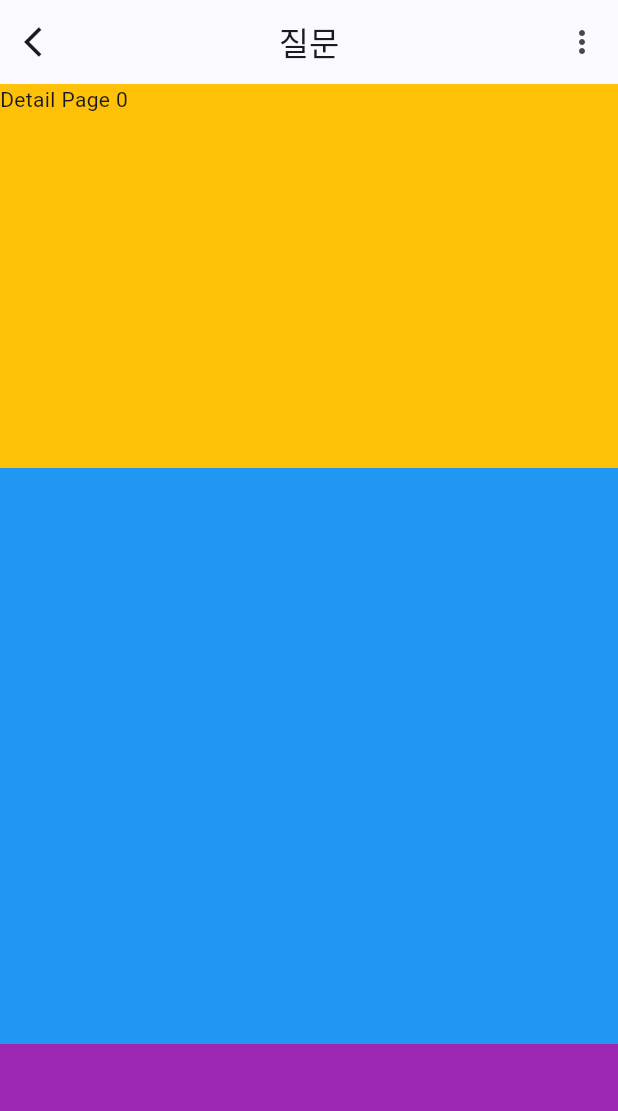
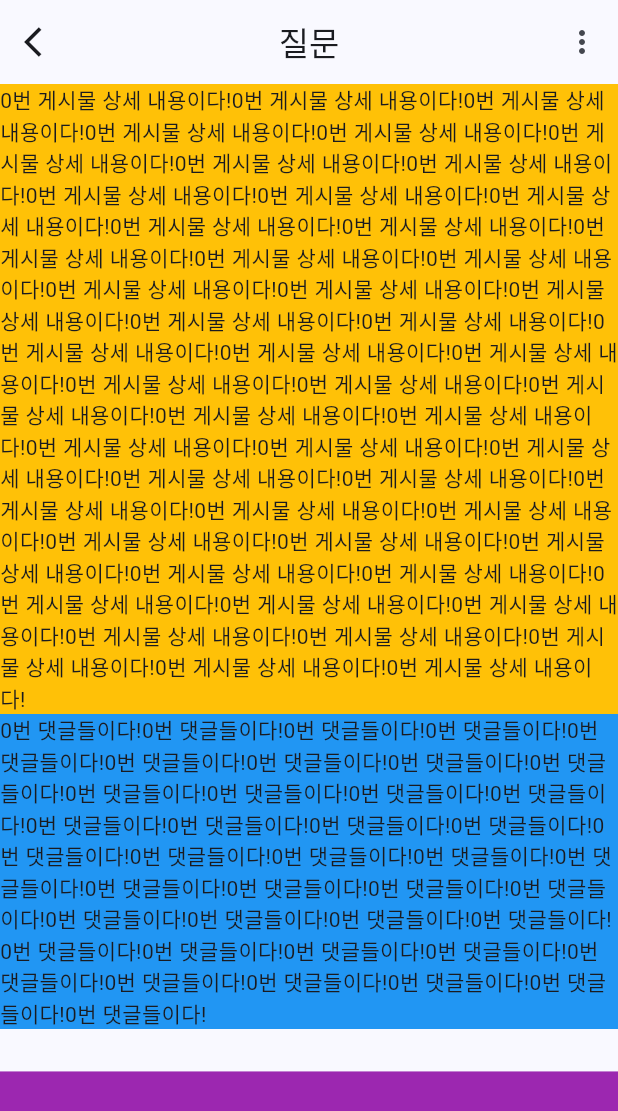
Before and after one commit to UniBond-jijijin/UniBond-flutter, a Flutter app: the screen it shows after launch, after a tap on "오지", on a phone screen of 412 x 824 dp. Shown: the top 1111 px of the screen. Run offline on Flutter 3.47's test engine with Material 2 defaults, Android fonts, the phone set to English and light mode, and no system bars; our stand-ins replace get, validators.

Commit message:
#9 Design: 레이아웃 수정
- SingleChildScrollView 제대로 적용함

```diff
--- a/unibond/lib/screens/community/post_detail_screen.dart
+++ b/unibond/lib/screens/community/post_detail_screen.dart
@@ -29,27 +29,31 @@ class DetailScreen extends StatelessWidget {
       ),
       body: Column(
         children: [
+          Expanded(
+            flex: 6,
+            child: SingleChildScrollView(
+              child: Column(
+                children: [
                   // 게시물 영역
-          Expanded(
-            flex: 2,
-            child: Container(
+                  Container(
                     width: double.infinity,
                     color: Colors.amber,
                     // TODO: 게시물 영역 UI 구성
                     // 사용자 기본정보 영역, 게시글 내용 영역 등을 구성
-              child: Text("Detail Page $id"),
-            ),
+                    child: Text("$id번 게시물 상세 내용이다!" * 50),
                   ),
                   // 댓글 확인 영역
-          Expanded(
-            flex: 3,
-            child: Container(
+                  Container(
                     width: double.infinity,
                     color: Colors.blue,
                     // TODO: 작성된 댓글 영역 구현
                     // ListView.builder 사용
                     // 각 댓글은 사용자 기본정보, 댓글 내용, 대댓글 및 삭제 버튼으로 구성
                     // 스크롤 가능한 영역임: SingleChildScrollView or ListView 활용
+                    child: Text("$id번 댓글들이다!" * 40),
+                  ),
+                ],
+              ),
             ),
           ),
           // 댓글 작성 영역
```
Lines whose indentation alone changed are shown as unchanged.
